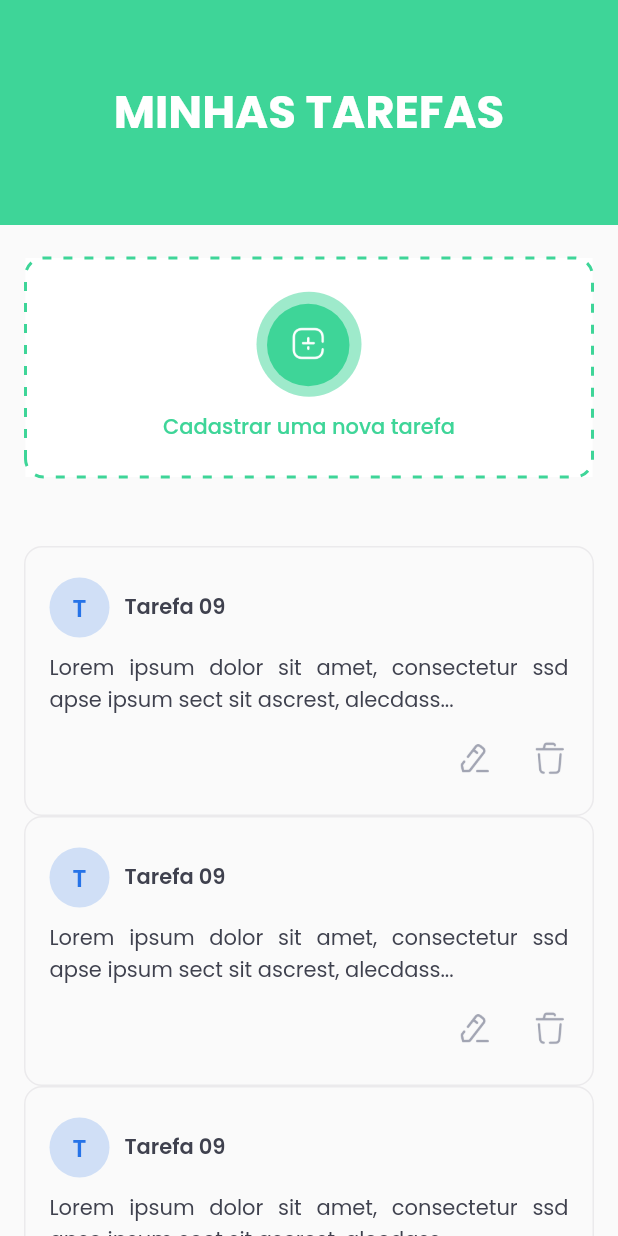
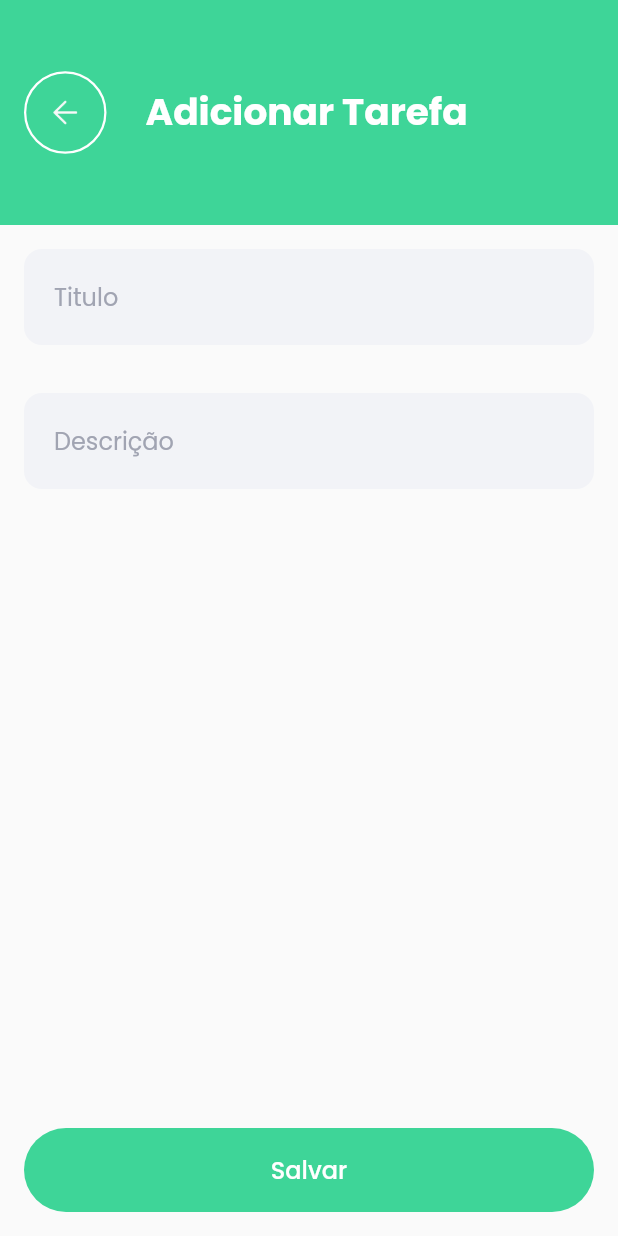
Before and after one commit to fcoviana/flutter_lead, a Flutter app: the screen it shows after launch, after a tap on "Cadastrar uma nova tarefa", on a phone screen of 412 x 824 dp. Run offline on Flutter 3.47's test engine with Material 2 defaults, Android fonts, the phone set to English and light mode, and no system bars; drawn by our look-alikes of dotted_border; our stand-ins replace flutter_mobx, mobx; generated files the repository leaves out were written again.

Commit message:
add form

```diff
--- /dev/null
+++ b/oficina-6/tarefas_app/lib/pages/form/form_page.dart
@@ -0,0 +1,37 @@
+import 'package:flutter/material.dart';
+import 'package:tareafas_app/core/core.dart';
+
+import '/pages/form/widgets/appbar/app_bar_widget.dart';
+import '/shared/widgets/widgets.dart';
+
+class FormPage extends StatelessWidget {
+  FormPage();
+
+  @override
+  Widget build(BuildContext context) {
+    return Scaffold(
+      appBar: AppBarWidget(),
+      body: Padding(
+        padding: const EdgeInsets.all(16.0),
+        child: Container(
+          child: Column(
+            children: [
+              InputWidget(label: 'Titulo'),
+              SizedBox(height: 32),
+              InputWidget(label: 'Descrição')
+            ],
+          ),
+        ),
+      ),
+      bottomNavigationBar: Padding(
+        padding: const EdgeInsets.all(16.0),
+        child: ButtonBase(
+          height: 56,
+          rounded: true,
+          label: 'Salvar',
+          onPressed: () {},
+        ),
+      ),
+    );
+  }
+}
--- /dev/null
+++ b/oficina-6/tarefas_app/lib/pages/form/widgets/appbar/app_bar_widget.dart
@@ -0,0 +1,35 @@
+import 'package:flutter/material.dart';
+import 'package:tareafas_app/pages/form/widgets/botao/botao_back_widget.dart';
+
+import '/shared/widgets/text_label.dart';
+import '/core/app_colors.dart';
+
+class AppBarWidget extends PreferredSize {
+  AppBarWidget()
+      : super(
+            preferredSize: Size.fromHeight(150),
+            child: Container(
+              height: 150,
+              child: Container(
+                  color: AppColors.primary,
+                  width: double.maxFinite,
+                  child: _buildRow()),
+            ));
+}
+
+_buildRow() {
+  return Row(
+    mainAxisAlignment: MainAxisAlignment.start,
+    children: [
+      SizedBox(width: 16),
+      BotaoBackWideget(),
+      SizedBox(width: 26),
+      TextLabel.build(
+          name: "Adicionar Tarefa",
+          fontWeight: FontWeight.w700,
+          size: 25,
+          color: AppColors.grayscaleOffWhite),
+      //SizedBox()
+    ],
+  );
+}
--- /dev/null
+++ b/oficina-6/tarefas_app/lib/pages/form/widgets/botao/botao_back_widget.dart
@@ -0,0 +1,40 @@
+import 'package:flutter/material.dart';
+
+import '/core/app_colors.dart';
+import '/core/app_images.dart';
+
+class BotaoBackWideget extends StatelessWidget {
+  BotaoBackWideget();
+
+  @override
+  Widget build(BuildContext context) {
+    return Container(
+      width: 55,
+      height: 55,
+      child: RaisedButton(
+          elevation: 0,
+          hoverElevation: 0,
+          focusElevation: 0,
+          highlightElevation: 0,
+          disabledElevation: 0,
+          onPressed: () => Navigator.pop(context),
+          padding: EdgeInsets.all(15.0),
+          highlightColor: AppColors.secondary.withAlpha(100),
+          shape: _buildContainerChildShape(),
+          color: AppColors.primary,
+          child: Container(
+            height: 50,
+            width: 50,
+            child: Image.asset(
+              AppImages.arrowLeft,
+            ),
+          )),
+    );
+  }
+
+  _buildContainerChildShape() {
+    return RoundedRectangleBorder(
+        borderRadius: BorderRadius.circular(50),
+        side: BorderSide(color: AppColors.grayscaleOffWhite, width: 1.5));
+  }
+}
--- a/oficina-6/tarefas_app/lib/pages/home/home_page.dart
+++ b/oficina-6/tarefas_app/lib/pages/home/home_page.dart
@@ -19,7 +19,7 @@ class _HomePageState extends State<HomePage> {
           children: [
             SizedBox(height: 22),
             CardAddTarefa(),
-            SizedBox(height: 30),
+            SizedBox(height: 16),
             Expanded(child: CardListTarefa())
           ],
         ),
--- a/oficina-6/tarefas_app/lib/pages/home/widgets/appbar/app_bar_widget.dart
+++ b/oficina-6/tarefas_app/lib/pages/home/widgets/appbar/app_bar_widget.dart
@@ -1,5 +1,6 @@
 import 'package:flutter/material.dart';
-import 'package:tareafas_app/shared/widgets/text_label.dart';
+
+import '/shared/widgets/text_label.dart';
 import '/core/app_colors.dart';
 
 class AppBarWidget extends PreferredSize {
@@ -25,7 +26,7 @@ Container _buildRow() {
     mainAxisAlignment: MainAxisAlignment.center,
     children: [
       TextLabel.build(
-          name: "MINHAS TAREFAS",
+          name: "Minhas Tarefas",
           fontWeight: FontWeight.w700,
           size: 30,
           color: AppColors.grayscaleOffWhite)
--- a/oficina-6/tarefas_app/lib/pages/home/widgets/card/card_add_tarefa.dart
+++ b/oficina-6/tarefas_app/lib/pages/home/widgets/card/card_add_tarefa.dart
@@ -1,5 +1,6 @@
 import 'package:flutter/material.dart';
 import 'package:dotted_border/dotted_border.dart';
+import 'package:tareafas_app/pages/form/form_page.dart';
 
 import '/shared/widgets/text_label.dart';
 import '../botao/botao_add_tarefa.dart';
@@ -12,7 +13,10 @@ class CardAddTarefa extends StatelessWidget {
   Widget build(BuildContext context) {
     return Center(
       child: InkWell(
-        onTap: () => print('CLICK'),
+        onTap: () {
+          Navigator.push(
+              context, MaterialPageRoute(builder: (context) => FormPage()));
+        },
         child: Container(
           height: 146,
           width: 378,
--- a/oficina-6/tarefas_app/lib/pages/home/widgets/card/card_tarefa_widget.dart
+++ b/oficina-6/tarefas_app/lib/pages/home/widgets/card/card_tarefa_widget.dart
@@ -8,7 +8,9 @@ class CardTarefa extends StatelessWidget {
 
   @override
   Widget build(BuildContext context) {
-    return Container(
+    return Padding(
+      padding: const EdgeInsets.all(16),
+      child: Container(
         padding: EdgeInsets.symmetric(horizontal: 16, vertical: 20),
         height: 180,
         width: 378,
@@ -68,6 +70,7 @@ class CardTarefa extends StatelessWidget {
             )
           ],
         ),
+      ),
     );
   }
 }
--- a/oficina-6/tarefas_app/lib/pages/home/widgets/list/card_list_tarefa.dart
+++ b/oficina-6/tarefas_app/lib/pages/home/widgets/list/card_list_tarefa.dart
@@ -8,7 +8,7 @@ class CardListTarefa extends StatelessWidget {
   @override
   Widget build(BuildContext context) {
     return ListView(
-        padding: EdgeInsets.symmetric(horizontal: 16, vertical: 16),
+
         children: [CardTarefa(), CardTarefa(), CardTarefa(), CardTarefa()]);
   }
 }
--- a/oficina-6/tarefas_app/lib/shared/widgets/button_widget.dart
+++ b/oficina-6/tarefas_app/lib/shared/widgets/button_widget.dart
@@ -7,7 +7,7 @@ class ButtonBase extends StatelessWidget {
   double width;
   double height;
   String label;
-  Color backgroundColor;
+  Color? backgroundColor;
   String image;
   VoidCallback onPressed;
   bool rounded;
@@ -15,7 +15,7 @@ class ButtonBase extends StatelessWidget {
   ButtonBase(
       {this.width = 200,
       this.height = 40,
-      this.backgroundColor = Colors.purple,
+      this.backgroundColor,
       this.image = "",
       required this.label,
       required this.onPressed,
@@ -35,8 +35,8 @@ class ButtonBase extends StatelessWidget {
       width: width,
       height: height,
       decoration: BoxDecoration(
-        color: backgroundColor,
-        borderRadius: rounded ? BorderRadius.circular(10) : null
+        color: backgroundColor ?? AppColors.primary,
+        borderRadius: rounded ? BorderRadius.circular(50) : null
       ),
       child: Row(
         mainAxisAlignment: MainAxisAlignment.spaceEvenly,
--- a/oficina-6/tarefas_app/lib/shared/widgets/widgets.dart
+++ b/oficina-6/tarefas_app/lib/shared/widgets/widgets.dart
@@ -1,2 +1,3 @@
 export 'button_widget.dart';
 export 'text_label.dart';
+export 'input_widget.dart';
```
Lines whose indentation alone changed are shown as unchanged.
